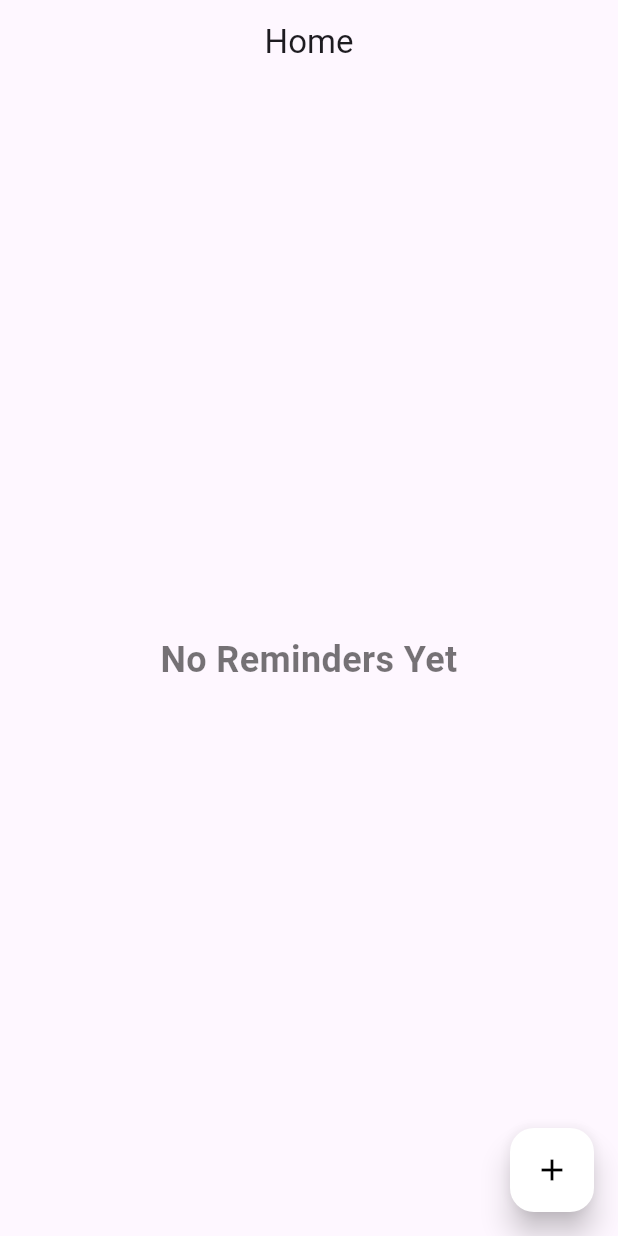
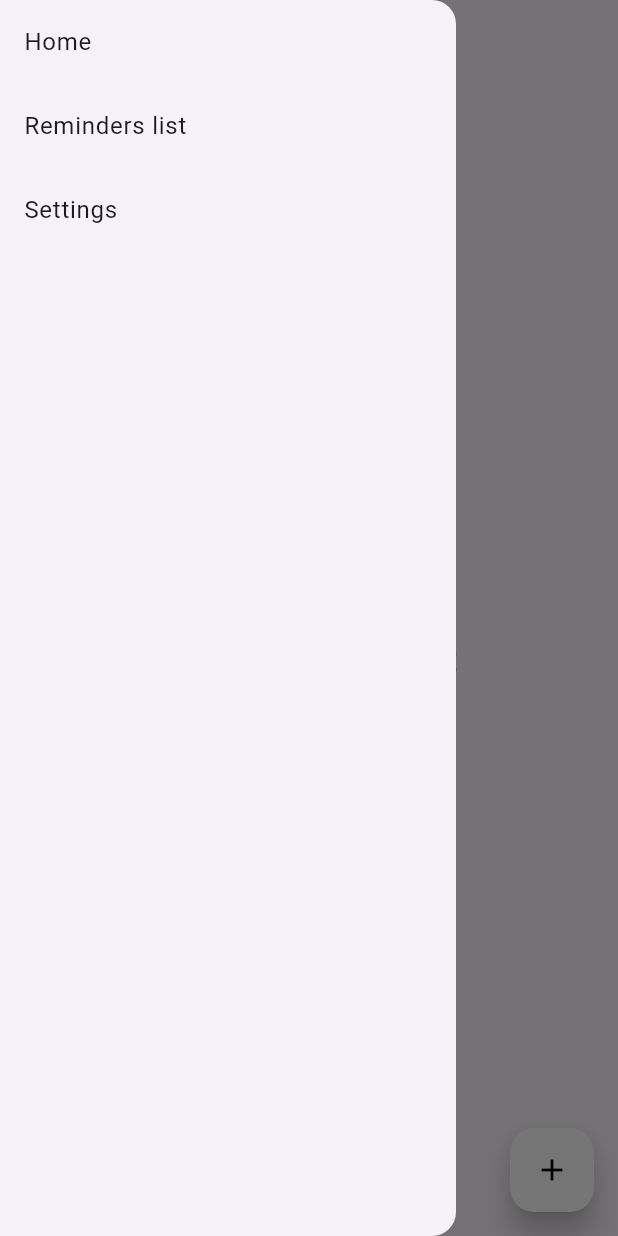
Before and after one commit to AhmadDaneil/reminder_app, a Flutter app: the screen it shows after launch, with the side drawer open (before the commit the screen has no drawer), on a phone screen of 412 x 824 dp. Run offline on Flutter 3.47's test engine with Material 3 defaults, Android fonts, the phone set to English and light mode, and no system bars; our stand-ins replace flutter_local_notifications, flutter_spinkit, flutter_timezone, rxdart, timezone.

Commit message:
Add drawer, settings_providers

```diff
--- a/lib/main.dart
+++ b/lib/main.dart
@@ -4,9 +4,16 @@ import 'package:reminder_app/screens/reminder_list.dart';
 import 'package:reminder_app/screens/loading.dart';
 import 'package:reminder_app/screens/home.dart';
 import 'package:reminder_app/screens/settings.dart';
+import 'package:reminder_app/services/settings_provider.dart';
+import 'package:provider/provider.dart';
 
 void main() {
-  runApp(const MyApp());
+  runApp(
+    ChangeNotifierProvider(
+    create: (_) => SettingsProvider(),
+    child: const MyApp(),
+    )
+  );
 }
 
 class MyApp extends StatelessWidget {
@@ -14,16 +21,32 @@ class MyApp extends StatelessWidget {
 
   @override
   Widget build(BuildContext context) {
+    final settings = Provider.of<SettingsProvider>(context);
+
     return MaterialApp(
       debugShowCheckedModeBanner: false,
+      theme: ThemeData(
+        brightness: settings.isDarkmode ? Brightness.dark : Brightness.light,
+        textTheme: _getTextTheme(settings.fontSize),
+      ),
       initialRoute: '/',
       routes: {
         '/': (context) => const Loading(),
         '/home': (context) => const Home(),
         '/reminder_list': (context) => const ReminderList(),
         '/add_reminder': (context) => const AddReminder(),
-        '/settings': (context) => const Settings(),
+        '/settings': (context) => const SettingsPage(),
       },
     );
   }
+  TextTheme _getTextTheme(String size) {
+        switch (size) {
+          case 'Small':
+            return const TextTheme(bodyMedium: TextStyle(fontSize: 14));
+          case 'Large':
+            return const TextTheme(bodyMedium: TextStyle(fontSize: 20));
+          default:
+            return const TextTheme(bodyMedium: TextStyle(fontSize: 16));
+        }
+      }
 }
--- a/lib/screens/home.dart
+++ b/lib/screens/home.dart
@@ -30,7 +30,37 @@ class _HomeState extends State<Home> {
           backgroundColor: Colors.white,
           elevation: 8.0,
           child: const Icon(Icons.add, color: Colors.black,),
-                  ),
+        ),
+        drawer: Drawer(
+          child: ListView(
+            children: [
+              ListTile(
+                title: const Text('Home'),
+                onTap: () async{
+                  Navigator.pop(context);
+                  Navigator.pushNamed(context, '/home');
+                  setState(() {});
+                },
+              ),
+              ListTile(
+                title: const Text('Reminders list'),
+                onTap:() async{
+                  Navigator.pop(context);
+                  Navigator.pushNamed(context, '/reminder_list');
+                  setState(() {});
+                },
+              ),
+              ListTile(
+                title: const Text('Settings'),
+                onTap:() async{
+                  Navigator.pop(context);
+                  Navigator.pushNamed(context, '/settings');
+                  setState(() {});
+                },
+              ),
+            ],
+          )
+        ),
     );
   }
 }
--- a/lib/screens/settings.dart
+++ b/lib/screens/settings.dart
@@ -1,20 +1,40 @@
 import 'package:flutter/material.dart';
+import 'package:reminder_app/services/settings_provider.dart';
+import 'package:provider/provider.dart';
 
-class Settings extends StatefulWidget {
-  const Settings({super.key});
+class SettingsPage extends StatelessWidget {
+  const SettingsPage({super.key});
 
   @override
-  State<Settings> createState() => _SettingsState();
-}
+  Widget build(BuildContext context) {
+    final settings = Provider.of<SettingsProvider>(context);
 
-class _SettingsState extends State<Settings> {
-  @override
-  Widget build(BuildContext context) {
     return Scaffold(
       appBar: AppBar(
         title: const Text('Settings'),
         centerTitle: true,
       ),
+      body: Padding(
+        padding: const EdgeInsets.all(16.0),
+        child: ListView(
+          children: [
+            const Text('App Settings', style: TextStyle(fontSize: 18, fontWeight: FontWeight.bold)),
+            SwitchListTile(
+              value: settings.isDarkmode,
+              onChanged: (val) => settings.toggleDarkMode,
+              title: const Text('Dark Mode'),
+              ),
+              DropdownButtonFormField<String>(
+                value: settings.fontSize,
+                items: ['Small', 'Medium', 'Large'].map((e) => DropdownMenuItem(value: e, child: Text(e))).toList(),
+                onChanged: (val) {
+                  if (val != null) settings.setFontSize(val);
+                },
+                decoration: const InputDecoration(labelText: 'Font Size'),
+              ),
+          ],
+        ),
+      ),
     );
   }
 }
--- /dev/null
+++ b/lib/services/settings_provider.dart
@@ -0,0 +1,19 @@
+import 'package:flutter/material.dart';
+
+class SettingsProvider with ChangeNotifier{
+  bool _isDarkmode = false;
+  String _fontSize = 'Medium';
+
+  bool get isDarkmode => _isDarkmode;
+  String get fontSize => _fontSize;
+
+  void toggleDarkMode () {
+    _isDarkmode = !_isDarkmode;
+    notifyListeners();
+  }
+
+  void setFontSize(String size){
+    _fontSize = size;
+    notifyListeners();
+  }
+}
--- a/pubspec.yaml
+++ b/pubspec.yaml
@@ -39,6 +39,8 @@ dependencies:
   rxdart: ^0.27.1
   timezone: ^0.9.0
   flutter_timezone: ^4.1.1
+  shared_provider: ^0.1.1
+  provider: ^6.1.5
 
 dev_dependencies:
   flutter_test:
```
Also changed, not shown: pubspec.lock.
